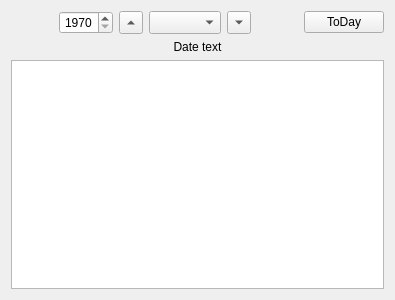
Qt form Src/LunarCalendar.ui (KangLin/LunarCalendar) before a commit.
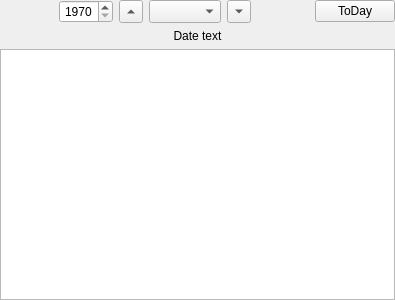
The same form after that commit.

Diff of the .ui file:
```diff
--- a/Src/LunarCalendar.ui
+++ b/Src/LunarCalendar.ui
@@ -14,8 +14,23 @@
    <string>Form</string>
   </property>
   <layout class="QGridLayout" name="gridLayout">
+   <property name="leftMargin">
+    <number>0</number>
+   </property>
+   <property name="topMargin">
+    <number>0</number>
+   </property>
+   <property name="rightMargin">
+    <number>0</number>
+   </property>
+   <property name="bottomMargin">
+    <number>0</number>
+   </property>
    <item row="0" column="0">
     <layout class="QHBoxLayout" name="hlTitle">
+     <property name="spacing">
+      <number>6</number>
+     </property>
      <item>
       <spacer name="horizontalSpacer">
        <property name="orientation">
@@ -108,6 +123,9 @@
      <property name="alignment">
       <set>Qt::AlignCenter</set>
      </property>
+     <property name="wordWrap">
+      <bool>true</bool>
+     </property>
     </widget>
    </item>
    <item row="2" column="0">
```
